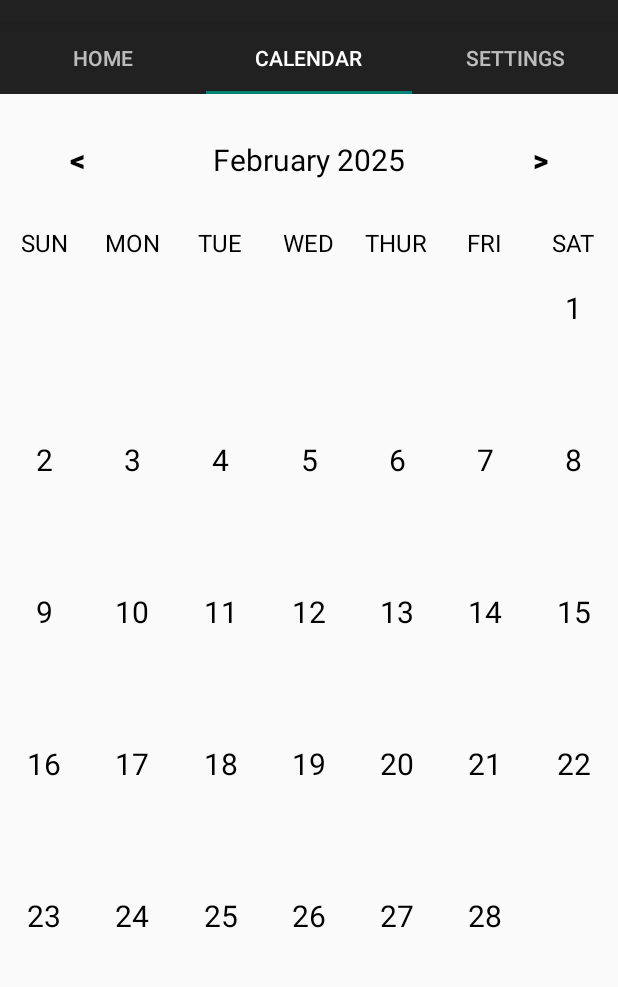
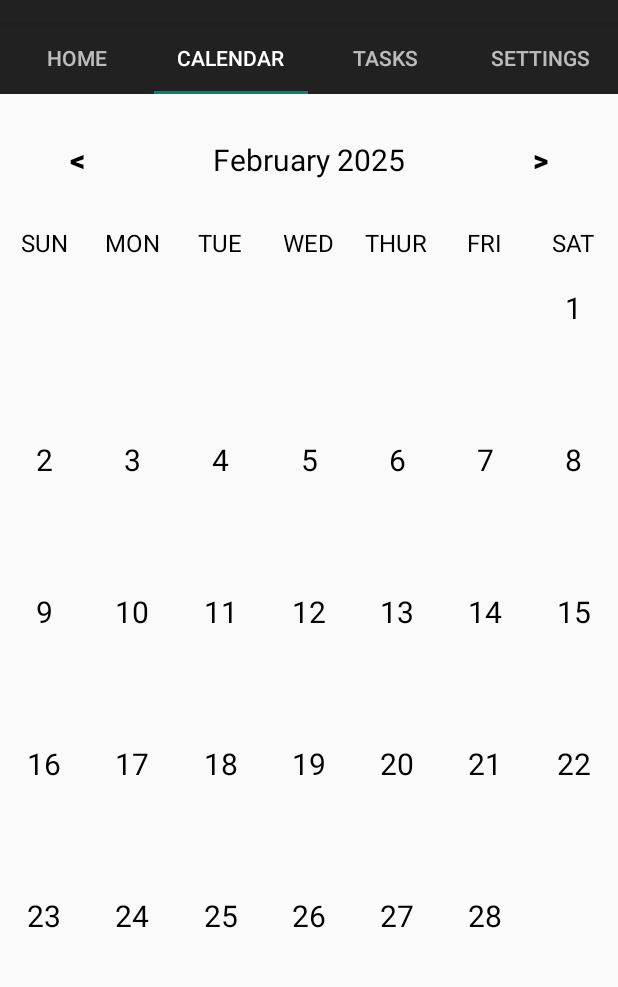
Before and after one commit to Nik-Filippov/SmartPillBoxApp, an Android app: the screen it shows after launch (MainActivity), tab 2 chosen, on a phone screen of 412 x 824 dp, the part 62-1049 px from its top. Run offline under Robolectric (Android 15) with nearby library versions, the phone set to English and light mode, and no system bars; 6 statements that could not run were skipped.

Commit message:
Pill names in calendar dates

```diff
--- a/app/src/main/java/com/example/smartpillboxapp/CalendarAdapter.java
+++ b/app/src/main/java/com/example/smartpillboxapp/CalendarAdapter.java
@@ -52,40 +52,47 @@ class CalendarAdapter extends RecyclerView.Adapter<CalendarViewHolder>
         String day = daysOfMonth.get(position); // Day of the month (e.g., "1", "2", "3")
 
         if (!day.isEmpty()) {
-            // Convert to formatted date
             String formattedDate = getFormattedDate(year, month, Integer.parseInt(day));
-
-            // Set text
             holder.dayOfMonth.setText(day);
 
-            // Log the full date
-            Log.d("CalendarAdapter", "Date: " + formattedDate);
+            // Retrieve the pill name for the given date
+            String pillName = getPillNameForDate(formattedDate);
 
-            if (hasRemindersForDate(formattedDate)) {
-                holder.reminderDot.setVisibility(View.VISIBLE);
+            if (pillName != null && !pillName.isEmpty()) {
+                holder.pillTaskTextView.setText(pillName);
+                holder.pillTaskTextView.setVisibility(View.VISIBLE);  // Show the pill name
             } else {
-                holder.reminderDot.setVisibility(View.GONE);
+                holder.pillTaskTextView.setVisibility(View.GONE);  // Hide pill name if none
             }
         } else {
             holder.dayOfMonth.setText("");
-            holder.reminderDot.setVisibility(View.GONE);
+            holder.pillTaskTextView.setVisibility(View.GONE);
         }
     }
 
-    private boolean hasRemindersForDate(String date) {
-        Log.d("CalendarAdapter", "Passes Date: " + date);
+    private String getPillNameForDate(String date) {
         SQLiteDatabase db = dbHelper.getReadableDatabase();
-        String query = "SELECT * FROM PillReminder WHERE date = '" + date + "'";
-        Log.d("CalendarAdapter", "QUERY: " + query);
-        Cursor cursor = db.rawQuery(query, null);
+        ArrayList<String> pillNames = new ArrayList<>();
 
-        boolean hasReminder = false;
-        if (cursor.getCount() != 0) {
-            hasReminder = true;
+        String query = "SELECT pill_name FROM PillReminder WHERE date = ?";
+        Cursor cursor = db.rawQuery(query, new String[]{date});
+
+        while (cursor.moveToNext()) {
+            String pillName = cursor.getString(cursor.getColumnIndexOrThrow("pill_name"));
+            pillNames.add(pillName);
         }
+
         cursor.close();
         db.close();
-        return hasReminder;
+
+        // Check if there are more than 3 items
+        if (pillNames.size() > 3) {
+            // Limit to the first 3 items and add "..." at the end
+            return String.join("\n", pillNames.subList(0, 3)) + "\n...";
+        } else {
+            // Return all pill names if there are 3 or fewer
+            return String.join("\n", pillNames);
+        }
     }
 
     private String getFormattedDate(int year, int month, int day) {
--- a/app/src/main/java/com/example/smartpillboxapp/CalendarViewHolder.java
+++ b/app/src/main/java/com/example/smartpillboxapp/CalendarViewHolder.java
@@ -9,14 +9,14 @@ import androidx.recyclerview.widget.RecyclerView;
 public class CalendarViewHolder extends RecyclerView.ViewHolder implements View.OnClickListener
 {
     public final TextView dayOfMonth;
-    public final TextView reminderDot;
+    public final TextView pillTaskTextView;
     private final CalendarAdapter.OnItemListener onItemListener;
 
     public CalendarViewHolder(@NonNull View itemView, CalendarAdapter.OnItemListener onItemListener)
     {
         super(itemView);
         dayOfMonth = itemView.findViewById(R.id.cellDayText);
-        reminderDot = itemView.findViewById(R.id.reminderDot);
+        pillTaskTextView = itemView.findViewById(R.id.pillTaskTextView);
         this.onItemListener = onItemListener;
         itemView.setOnClickListener(this);
     }
--- a/app/src/main/java/com/example/smartpillboxapp/MainActivity.java
+++ b/app/src/main/java/com/example/smartpillboxapp/MainActivity.java
@@ -38,6 +38,9 @@ public class MainActivity extends AppCompatActivity {
                     tab.setText("Calendar");
                     break;
                 case 2:
+                    tab.setText("Tasks");
+                    break;
+                case 3:
                     tab.setText("Settings");
                     break;
             }
--- /dev/null
+++ b/app/src/main/java/com/example/smartpillboxapp/TasksFragment.java
@@ -0,0 +1,6 @@
+package com.example.smartpillboxapp;
+
+import androidx.fragment.app.Fragment;
+
+public class TasksFragment extends Fragment {
+}
--- a/app/src/main/java/com/example/smartpillboxapp/ViewPagerAdapter.java
+++ b/app/src/main/java/com/example/smartpillboxapp/ViewPagerAdapter.java
@@ -20,8 +20,10 @@ public class ViewPagerAdapter extends FragmentStateAdapter {
             case 1:
                 return new CalendarFragment();
             case 2:
+                return new TasksFragment();
+            case 3:
                 return new SettingsFragment();
-            case 3:
+            case 4:
                 return new EditContainerInfoDialog();
             default:
                 return new HomeFragment();
@@ -30,6 +32,6 @@ public class ViewPagerAdapter extends FragmentStateAdapter {
 
     @Override
     public int getItemCount() {
-        return 3;
+        return 4;
     }
 }
--- a/app/src/main/res/layout/calendar_cell.xml
+++ b/app/src/main/res/layout/calendar_cell.xml
@@ -21,14 +21,13 @@
 
 
     <TextView
-        android:id="@+id/reminderDot"
+        android:id="@+id/pillTaskTextView"
         android:layout_width="wrap_content"
         android:layout_height="wrap_content"
         android:layout_gravity="center_horizontal"
         android:layout_marginTop="36dp"
-        android:text="@string/reminderDot"
         android:textColor="@color/black"
-        android:textSize="18sp"
+        android:textSize="10sp"
         android:visibility="gone"
         app:layout_constraintEnd_toEndOf="parent"
         app:layout_constraintStart_toStartOf="parent"
--- /dev/null
+++ b/app/src/main/res/layout/tasks_fragment.xml
@@ -0,0 +1,6 @@
+<?xml version="1.0" encoding="utf-8"?>
+<androidx.constraintlayout.widget.ConstraintLayout xmlns:android="http://schemas.android.com/apk/res/android"
+    android:layout_width="match_parent"
+    android:layout_height="match_parent">
+
+</androidx.constraintlayout.widget.ConstraintLayout>
```
